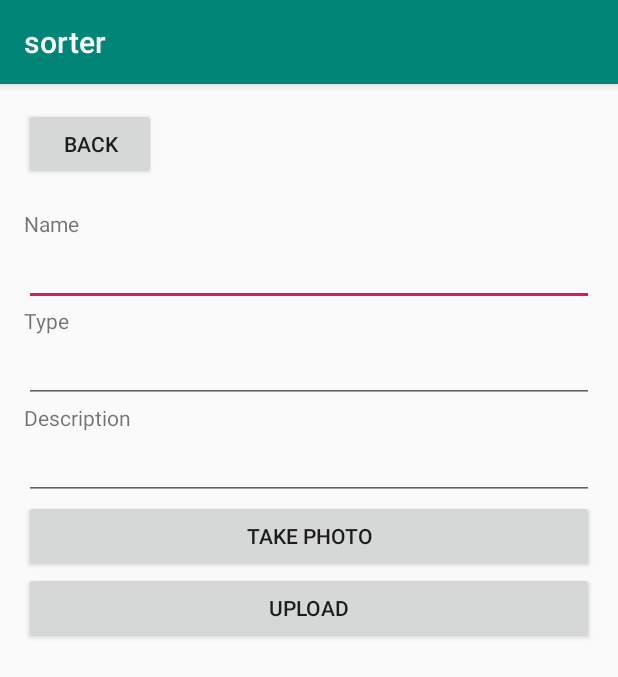
After one commit to BarHanSolo/sorter, an Android app: the FormToAddNewProduct screen opened directly, with no data from a screen before it, on a phone screen of 412 x 824 dp. The commit adds this screen. Shown: the top 677 px of the screen. Run offline under Robolectric (Android 15) with nearby library versions, the phone set to English and light mode, and no system bars; our stand-ins replace Firebase (no records; nobody signed in at launch, a user with empty details on screens opened directly); 1 statement that could not run was skipped.

Commit message:
beta
-firebase support added in pictures too
-template to upload whole thing online

todo:
-list of categories instead of string
-a bit redesign of new template?
-rethink the database ?
-reconsider changing database ?

```diff
--- a/app/src/main/AndroidManifest.xml
+++ b/app/src/main/AndroidManifest.xml
@@ -1,7 +1,8 @@
 <?xml version="1.0" encoding="utf-8"?>
 <manifest xmlns:android="http://schemas.android.com/apk/res/android"
     package="com.sortingrocks.sorter">
-
+    <uses-feature android:name="android.hardware.camera"
+        android:required="true" />
     <uses-permission android:name="android.permission.CAMERA" />
 
     <application
@@ -11,7 +12,8 @@
         android:roundIcon="@mipmap/ic_launcher_round"
         android:supportsRtl="true"
         android:theme="@style/AppTheme">
-        <activity android:name=".WriteBarcodeActivity"></activity>
+        <activity android:name=".FormToAddNewProduct"></activity>
+        <activity android:name=".WriteBarcodeActivity" />
         <activity android:name=".Result" />
         <activity
             android:name=".MainActivity"
--- /dev/null
+++ b/app/src/main/java/com/sortingrocks/sorter/FormToAddNewProduct.kt
@@ -0,0 +1,109 @@
+package com.sortingrocks.sorter
+
+import android.content.Intent
+import android.graphics.Bitmap
+import android.net.Uri
+import androidx.appcompat.app.AppCompatActivity
+import android.os.Bundle
+import android.provider.MediaStore
+import android.util.Log
+import android.view.View
+import android.widget.EditText
+import android.widget.TextView
+import android.widget.Toast
+import com.google.firebase.firestore.CollectionReference
+import com.google.firebase.firestore.FirebaseFirestore
+import com.google.firebase.storage.FirebaseStorage
+import com.google.firebase.storage.StorageReference
+import com.google.firebase.storage.UploadTask
+import com.google.type.Date
+import java.io.ByteArrayOutputStream
+import java.util.*
+
+class FormToAddNewProduct : AppCompatActivity() {
+    lateinit var barcodeResult : TextView
+    lateinit var barcode : String
+    lateinit var db : CollectionReference
+    lateinit var uploadedPhoto : ByteArray
+    lateinit var storage : FirebaseStorage
+    lateinit var storageReference : StorageReference
+    val REQUEST_IMAGE_CAPTURE = 1
+
+    override fun onCreate(savedInstanceState: Bundle?) {
+        super.onCreate(savedInstanceState)
+        setContentView(R.layout.activity_form_to_add_new_product)
+
+        db = FirebaseFirestore.getInstance().collection("Products")
+        // get the Firebase  storage reference
+        storage = FirebaseStorage.getInstance()
+        var uniqueID = UUID.randomUUID().toString()
+        storageReference = storage.getReference(uniqueID)
+
+        barcodeResult = findViewById(R.id.barcodeText)
+        barcode = intent.getStringExtra("barcode")
+        barcodeResult.text = barcode
+
+    }
+
+    fun goBack() {
+        var intentBack = Intent(this, MainActivity::class.java)
+        startActivityForResult(intentBack, 0)
+    }
+
+    fun uploadToDatabase(view: View) {
+        //data prepering
+        val nameText = findViewById<EditText>(R.id.editTextName)
+        val typeText = findViewById<EditText>(R.id.editTextType)
+        val descriptionText = findViewById<EditText>(R.id.editTextDescription)
+        val name = nameText.text.toString()
+        val type = typeText.text.toString()
+        val description = descriptionText.text.toString()
+        var url : String
+        //photo uploading
+        storageReference.putBytes(uploadedPhoto).addOnFailureListener {
+            // failure
+            Log.w("TAG", "Error adding photo")
+        } .addOnSuccessListener () {taskSnapshot ->
+            // success
+            storageReference.downloadUrl.addOnCompleteListener () {taskSnapshot ->
+                url = taskSnapshot.result.toString()
+                //preparing database input
+                val newProduct = hashMapOf(
+                    "barcode" to barcode,
+                    "name" to name,
+                    "type" to type,
+                    "description" to description,
+                    "address" to url
+                )
+                //data uploading; if success, closing
+                db.add(newProduct).addOnSuccessListener { documentReference ->
+                        Log.d("TAG", "DocumentSnapshot written with ID: ${documentReference.id}")
+                        Toast.makeText(getApplicationContext(),"The product has been added",Toast.LENGTH_SHORT).show();
+                        goBack()
+                    }
+                    .addOnFailureListener { e ->
+                        Log.w("TAG", "Error adding document", e)
+                    }
+            }
+        }
+
+    }
+
+    fun dispatchTakePictureIntent(v: View) {
+        Intent(MediaStore.ACTION_IMAGE_CAPTURE).also { takePictureIntent ->
+            takePictureIntent.resolveActivity(packageManager)?.also {
+                startActivityForResult(takePictureIntent, REQUEST_IMAGE_CAPTURE)
+            }
+        }
+    }
+
+    override fun onActivityResult(requestCode: Int, resultCode: Int, data: Intent?) {
+        if (requestCode == REQUEST_IMAGE_CAPTURE && resultCode == RESULT_OK) {
+            val imageBitmap = data?.extras?.get("data") as Bitmap
+            val baos = ByteArrayOutputStream()
+            imageBitmap.compress(Bitmap.CompressFormat.JPEG, 100, baos)
+            uploadedPhoto = baos.toByteArray()
+            //imageView.setImageBitmap(imageBitmap)
+        }
+    }
+}
--- /dev/null
+++ b/app/src/main/res/layout/activity_form_to_add_new_product.xml
@@ -0,0 +1,90 @@
+<?xml version="1.0" encoding="utf-8"?>
+<androidx.constraintlayout.widget.ConstraintLayout xmlns:android="http://schemas.android.com/apk/res/android"
+    xmlns:app="http://schemas.android.com/apk/res-auto"
+    xmlns:tools="http://schemas.android.com/tools"
+    android:layout_width="match_parent"
+    android:layout_height="match_parent"
+    android:padding="16dp"
+    tools:context=".FormToAddNewProduct">
+
+    <LinearLayout
+        android:layout_width="match_parent"
+        android:layout_height="wrap_content"
+        android:orientation="vertical"
+        tools:layout_editor_absoluteX="16dp"
+        tools:layout_editor_absoluteY="16dp">
+
+        <Button
+            android:id="@+id/backButton"
+            android:layout_width="wrap_content"
+            android:layout_height="wrap_content"
+            android:layout_weight="1"
+            android:onClick="goBack"
+            android:text="Back" />
+
+        <TextView
+            android:id="@+id/barcodeText"
+            android:layout_width="wrap_content"
+            android:layout_height="wrap_content" />
+
+        <TextView
+            android:id="@+id/textName"
+            android:layout_width="wrap_content"
+            android:layout_height="wrap_content"
+            android:text="Name" />
+
+        <EditText
+            android:id="@+id/editTextName"
+            android:layout_width="match_parent"
+            android:layout_height="wrap_content"
+            android:layout_weight="1"
+            android:ems="10"
+            android:inputType="textPersonName" />
+
+        <TextView
+            android:id="@+id/textType"
+            android:layout_width="wrap_content"
+            android:layout_height="wrap_content"
+            android:text="Type" />
+
+        <EditText
+            android:id="@+id/editTextType"
+            android:layout_width="match_parent"
+            android:layout_height="wrap_content"
+            android:layout_weight="1"
+            android:ems="10"
+            android:inputType="textPersonName" />
+
+        <TextView
+            android:id="@+id/textDescription"
+            android:layout_width="wrap_content"
+            android:layout_height="wrap_content"
+            android:text="Description" />
+
+        <EditText
+            android:id="@+id/editTextDescription"
+            android:layout_width="match_parent"
+            android:layout_height="wrap_content"
+            android:layout_weight="1"
+            android:ems="10"
+            android:inputType="textPersonName" />
+
+        <Button
+            android:id="@+id/buttonPhoto"
+            android:layout_width="match_parent"
+            android:layout_height="wrap_content"
+            android:layout_weight="1"
+            android:onClick="dispatchTakePictureIntent"
+            android:text="Take photo" />
+
+        <Button
+            android:id="@+id/buttonUpload"
+            android:layout_width="match_parent"
+            android:layout_height="wrap_content"
+            android:onClick="uploadToDatabase"
+            android:layout_weight="1"
+            android:text="Upload" />
+
+    </LinearLayout>
+
+</androidx.constraintlayout.widget.ConstraintLayout>
```
Also changed, not shown: app/src/main/java/com/sortingrocks/sorter/MainActivity.kt (+9 -1 lines), app/src/main/java/com/sortingrocks/sorter/ScanBarcodeActivity.kt (+18 -3 lines), app/src/main/res/layout/activity_main.xml (+11 -0 lines).
